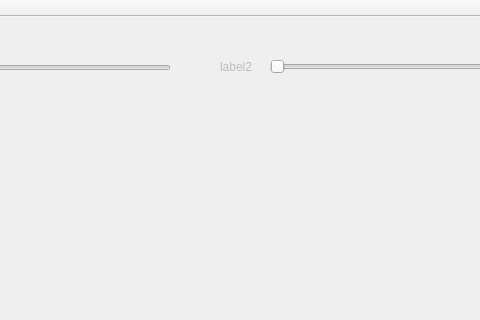
The window that QtApplication/mainWindow.ui (RTEP-zero-to-one/FacialDecoration) describes before a commit, drawn with Qt 5; both pictures show x 250 to 730 and y 0 to 320 of the 1100 by 800 pixel window.
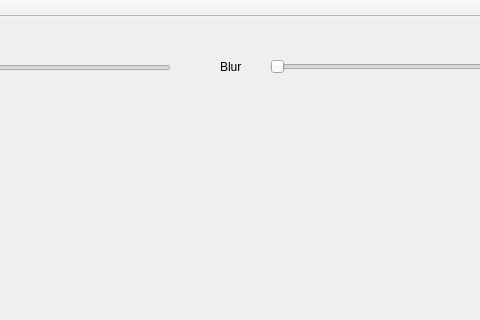
The same window after the commit.

Commit message: update whiten and blur implementation

Diff of the .ui file:
```diff
--- a/QtApplication/mainWindow.ui
+++ b/QtApplication/mainWindow.ui
@@ -194,7 +194,7 @@
    </widget>
    <widget class="QLabel" name="label_2">
     <property name="enabled">
-     <bool>false</bool>
+     <bool>true</bool>
     </property>
     <property name="geometry">
      <rect>
@@ -205,7 +205,7 @@
      </rect>
     </property>
     <property name="text">
-     <string>label2</string>
+     <string>Blur</string>
     </property>
    </widget>
    <widget class="QPushButton" name="filter_OLDFASHION">
```
Left out of the diff: 4 changed lines with no effect on the pictures. The commit also changes 4 other files.
